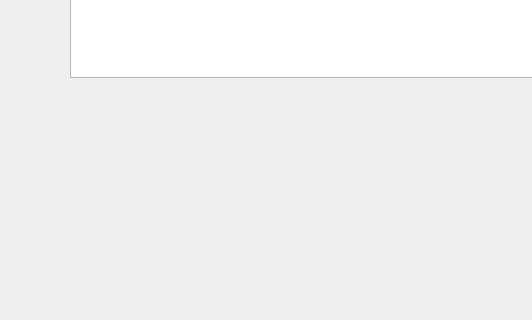
Barlend/StudBd, file mainwindow.ui: the form before one commit; both pictures show x 0 to 532 and y 201 to 521 of the 1056 by 521 pixel window.
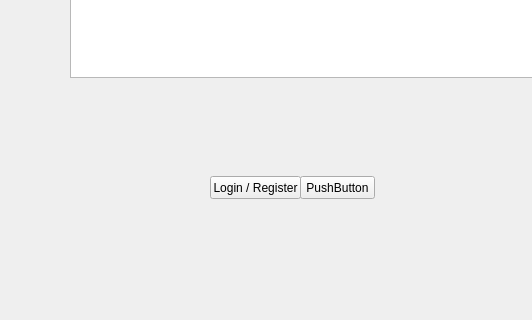
The form after the commit.

```diff
--- a/mainwindow.ui
+++ b/mainwindow.ui
@@ -70,6 +70,32 @@
      </rect>
     </property>
    </widget>
+   <widget class="QPushButton" name="pushButton_2">
+    <property name="geometry">
+     <rect>
+      <x>210</x>
+      <y>360</y>
+      <width>91</width>
+      <height>23</height>
+     </rect>
+    </property>
+    <property name="text">
+     <string>Login / Register</string>
+    </property>
+   </widget>
+   <widget class="QPushButton" name="pushButton_3">
+    <property name="geometry">
+     <rect>
+      <x>300</x>
+      <y>360</y>
+      <width>75</width>
+      <height>23</height>
+     </rect>
+    </property>
+    <property name="text">
+     <string>PushButton</string>
+    </property>
+   </widget>
   </widget>
   <widget class="QMenuBar" name="menuBar">
    <property name="geometry">
```
